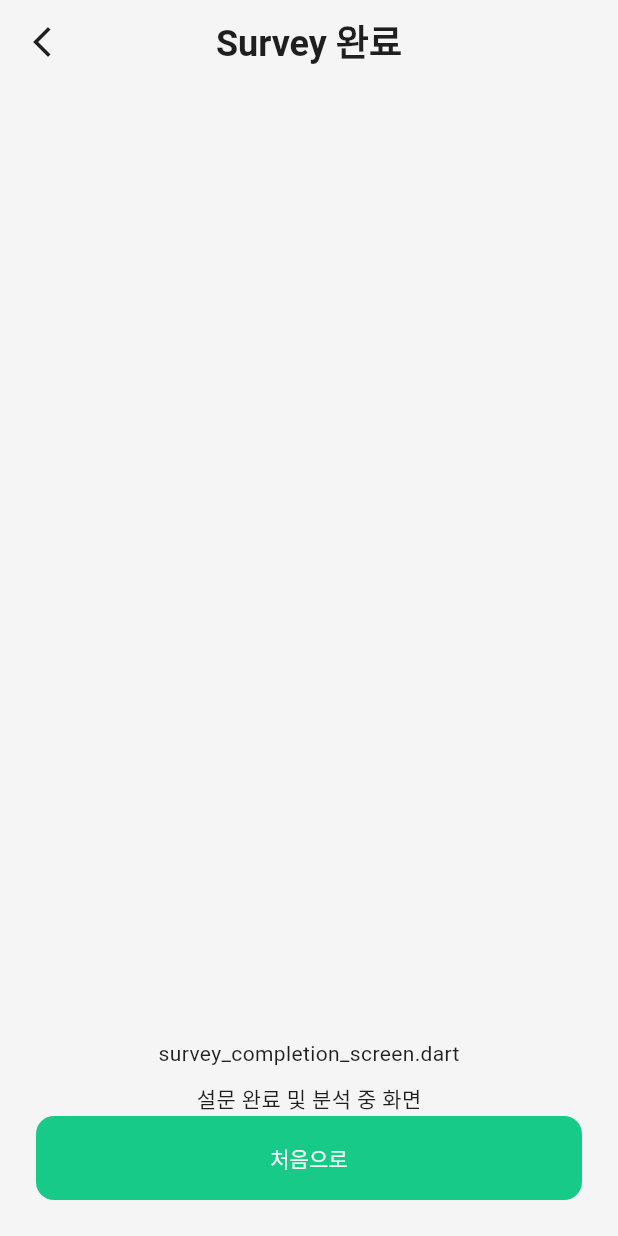
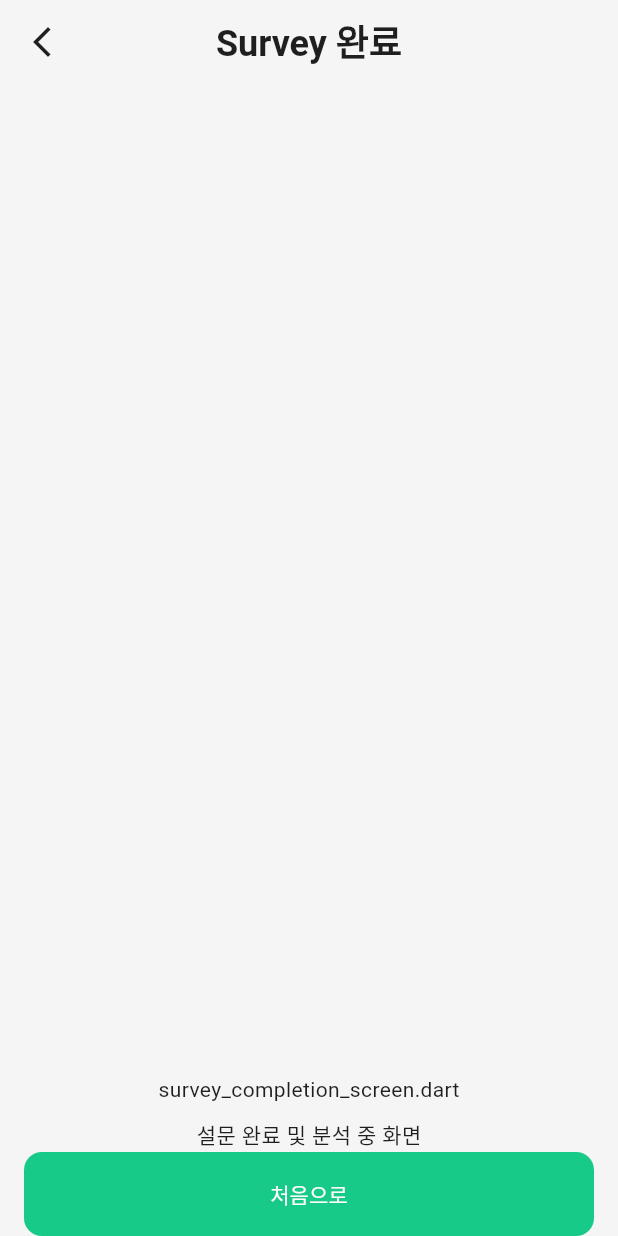
Before and after one commit to MEDILUX-club/DDUDUK, a Flutter app: the SurveyCompletionScreen widget shown alone on an empty page, opened directly, on a phone screen of 412 x 824 dp. Run offline on Flutter 3.47's test engine with Material 3 defaults, Android fonts, the light colour scheme and no system bars; Roboto replaces fonts that are missing (Pretendard).

Commit message:
feat: layouts, theme/app_dimens생성후 survey screens에 공통적용

```diff
--- /dev/null
+++ b/lib/layouts/default_layout.dart
@@ -0,0 +1,34 @@
+import 'package:flutter/material.dart';
+import 'package:dduduk_app/theme/app_colors.dart';
+import 'package:dduduk_app/theme/app_dimens.dart';
+import 'package:dduduk_app/widgets/common/header_bar.dart';
+
+class DefaultLayout extends StatelessWidget {
+  const DefaultLayout({
+    super.key,
+    required this.child,
+    this.title,
+    this.bottomNavigationBar,
+  });
+
+  final String? title;
+  final Widget child;
+  final Widget? bottomNavigationBar;
+
+  @override
+  Widget build(BuildContext context) {
+    return Scaffold(
+      backgroundColor: AppColors.fillDefault,
+      appBar: title != null ? HeaderBar(title: title!) : null,
+      body: SafeArea(
+        child: Padding(
+          padding: const EdgeInsets.symmetric(
+            horizontal: AppDimens.screenPadding,
+          ),
+          child: child,
+        ),
+      ),
+      bottomNavigationBar: bottomNavigationBar,
+    );
+  }
+}
--- a/lib/screens/survey/survey_completion_screen.dart
+++ b/lib/screens/survey/survey_completion_screen.dart
@@ -1,19 +1,15 @@
 import 'package:flutter/material.dart';
-import 'package:dduduk_app/theme/app_colors.dart';
+import 'package:dduduk_app/layouts/default_layout.dart';
 import 'package:dduduk_app/theme/app_text_styles.dart';
 import 'package:dduduk_app/widgets/buttons/primary_button.dart';
-import 'package:dduduk_app/widgets/common/header_bar.dart';
 
 class SurveyCompletionScreen extends StatelessWidget {
   const SurveyCompletionScreen({super.key});
 
   @override
   Widget build(BuildContext context) {
-    return Scaffold(
-      backgroundColor: AppColors.fillDefault,
-      appBar: const HeaderBar(title: 'Survey 완료'),
-      body: Padding(
-        padding: const EdgeInsets.all(24),
+    return DefaultLayout(
+      title: 'Survey 완료',
       child: Column(
         mainAxisAlignment: MainAxisAlignment.spaceBetween,
         children: [
@@ -37,7 +33,6 @@ class SurveyCompletionScreen extends StatelessWidget {
           ),
         ],
       ),
-      ),
     );
   }
 }
--- /dev/null
+++ b/lib/theme/app_dimens.dart
@@ -0,0 +1,35 @@
+abstract class AppDimens {
+  AppDimens._();
+
+  // Screen & layout
+  static const double screenPadding = 16.0; // 화면 양옆 여백
+  static const double itemSpacing = 16.0; // 기본 아이템 간 간격
+
+  // Small spacing (2px step)
+  static const double space2 = 2.0;
+  static const double space4 = 4.0;
+  static const double space6 = 6.0;
+  static const double space8 = 8.0;
+  static const double space10 = 10.0;
+  static const double space12 = 12.0;
+  static const double space14 = 14.0;
+
+  // Large spacing (4px step)
+  static const double space16 = 16.0;
+  static const double space20 = 20.0;
+  static const double space24 = 24.0;
+  static const double space28 = 28.0;
+  static const double space32 = 32.0;
+  static const double space36 = 36.0;
+  static const double space40 = 40.0;
+  static const double space44 = 44.0;
+  static const double space48 = 48.0;
+  static const double space52 = 52.0;
+  static const double space56 = 56.0;
+  static const double space60 = 60.0;
+  static const double space64 = 64.0;
+
+  // Components
+  static const double buttonHeight = 56.0;
+  static const double iconSize = 24.0;
+}
```
Also changed, not shown: lib/screens/survey/survey_intro_screen.dart (+3 -8 lines), lib/screens/survey/survey_step1_basic_info_screen.dart (+3 -8 lines), lib/screens/survey/survey_step2_pain_location_screen.dart (+3 -8 lines), lib/screens/survey/survey_step3_pain_level_screen.dart (+3 -8 lines), lib/screens/survey/survey_step4_lifestyle_screen.dart (+3 -8 lines), lib/screens/survey/survey_step5_workout_exp_screen.dart (+3 -8 lines), lib/screens/survey/survey_step6_preferred_time_screen.dart (+3 -8 lines), 1 other file. Lines whose indentation alone changed are shown as unchanged.
